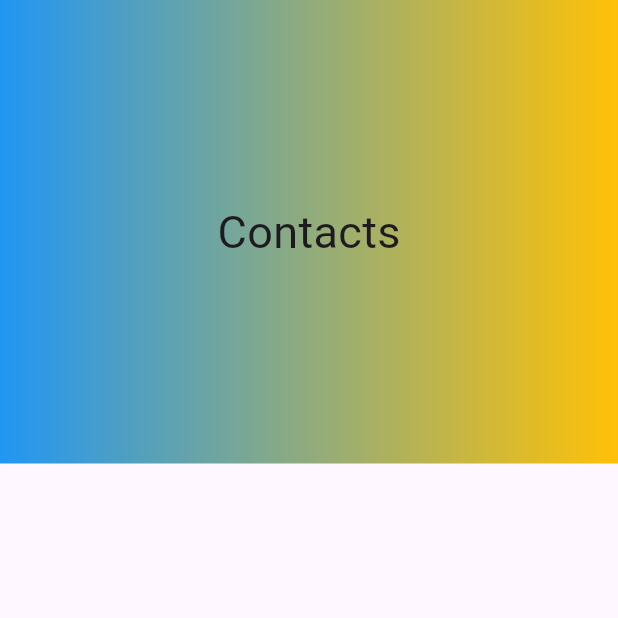
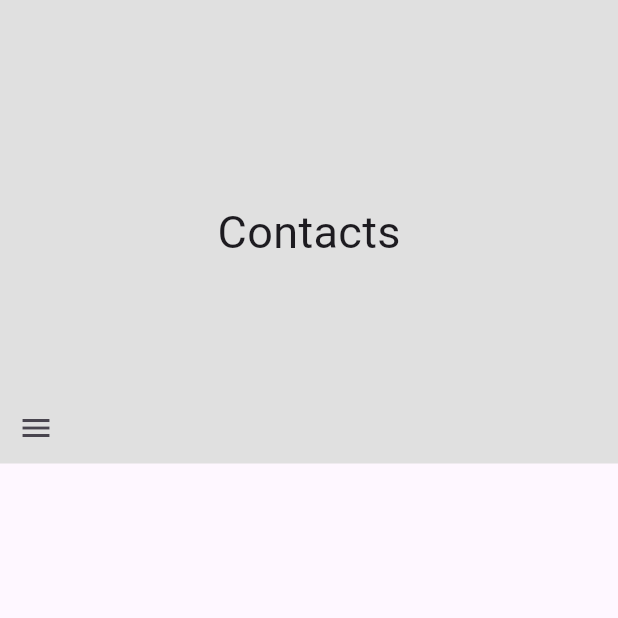
Before and after one commit to xuliang520914/flutter-demo, a Flutter app: the screen it shows after launch, on a phone screen of 412 x 824 dp, the top half of it. Run offline on Flutter 3.47's test engine with Material 2 defaults, Android fonts, the phone set to English and light mode, and no system bars.

Commit message:
[+] 添加menu / add menu

```diff
--- a/lib/main.dart
+++ b/lib/main.dart
@@ -30,7 +30,7 @@ class HomePage extends StatefulWidget {
 class _HomePageState extends State<HomePage> {
   @override
   Widget build(BuildContext context) {
-    return const Scaffold(
+    return Scaffold(
       // appBar: AppBar(
       //   backgroundColor: Colors.blue,
       // ),
@@ -42,10 +42,11 @@ class _HomePageState extends State<HomePage> {
           style: TextStyle(fontSize: 30),
         ),
         boxDecoration: BoxDecoration(
-          color: Colors.blue,
-          gradient: LinearGradient(
-            colors: [Colors.blue, Colors.amber],
-          ),
+          // color: Colors.blue,
+          // gradient: LinearGradient(
+          //   colors: [Colors.blue, Colors.amber],
+          // ),
+          color: Colors.grey.shade300,
         ),
       ),
     );
--- a/lib/one_ui_nested_scroll_view.dart
+++ b/lib/one_ui_nested_scroll_view.dart
@@ -59,6 +59,14 @@ class _OneUiNestedScrollViewState extends State<OneUiNestedScrollView> {
                       child: widget.expandedWidget!,
                     ),
                   ),
+                Align(
+                  alignment: Alignment.bottomCenter,
+                  child: Row(
+                    children: [
+                      IconButton(onPressed: () {}, icon: const Icon(Icons.menu))
+                    ],
+                  ),
+                ),
               ],
             );
           })),
```
